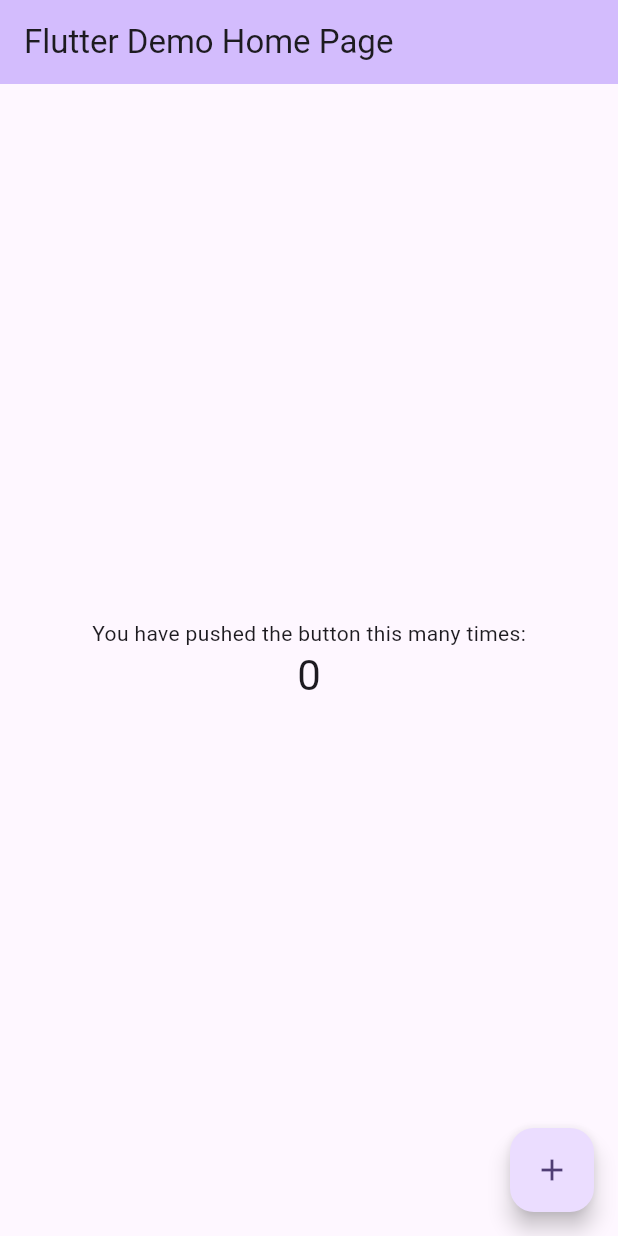
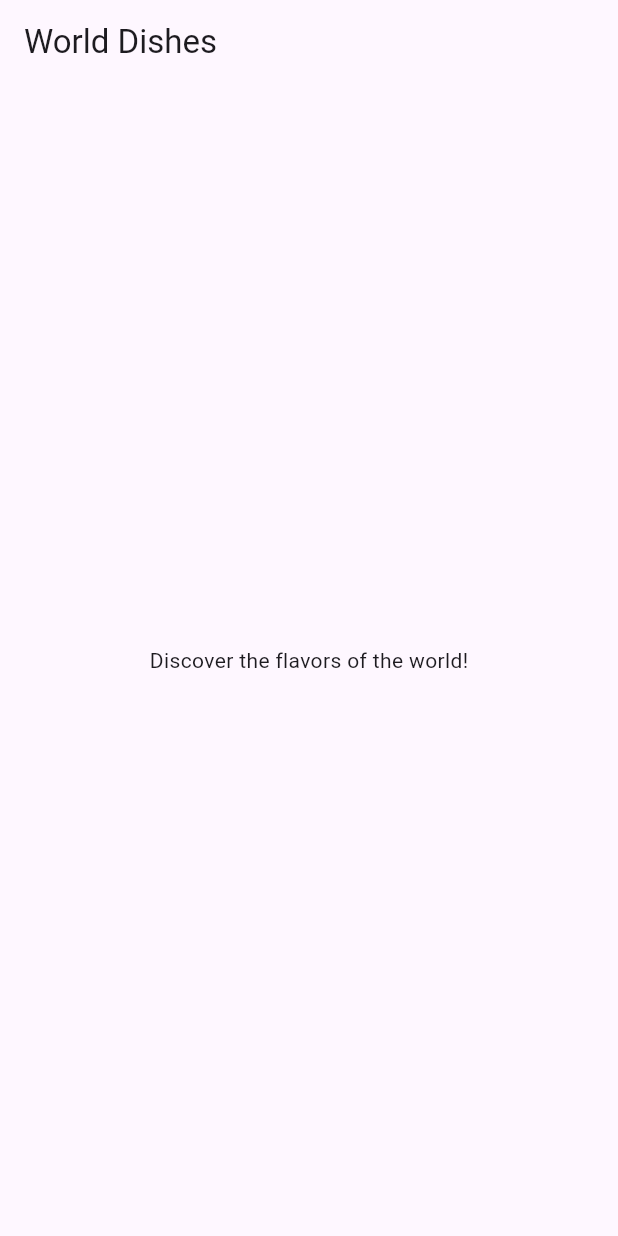
Before and after one commit to AliHurtado01/PlatosDelMundo, a Flutter app: the screen it shows after launch, on a phone screen of 412 x 824 dp. Run offline on Flutter 3.47's test engine with Material 3 defaults, Android fonts, the phone set to English and light mode, and no system bars.

Commit message:
Configuración de traducciones con l10n
Configuradas las dependencias de l10n para usar de forma futura las traducciones en todas las partes de la app, ingles y español

````diff
--- /dev/null
+++ b/l10n.yaml
@@ -0,0 +1,3 @@
+arb-dir: lib/l10n
+template-arb-file: app_es.arb
+output-localization-file: app_localizations.dart
--- /dev/null
+++ b/lib/l10n/app_en.arb
@@ -0,0 +1,5 @@
+{
+  "@@locale": "en",
+  "appTitle": "World Dishes",
+  "welcomeMessage": "Discover the flavors of the world!"
+}
--- /dev/null
+++ b/lib/l10n/app_es.arb
@@ -0,0 +1,5 @@
+{
+  "@@locale": "es",
+  "appTitle": "Platos del Mundo",
+  "welcomeMessage": "¡Descubre los sabores del mundo!"
+}
--- /dev/null
+++ b/lib/l10n/app_localizations.dart
@@ -0,0 +1,146 @@
+import 'dart:async';
+
+import 'package:flutter/foundation.dart';
+import 'package:flutter/widgets.dart';
+import 'package:flutter_localizations/flutter_localizations.dart';
+import 'package:intl/intl.dart' as intl;
+
+import 'app_localizations_en.dart';
+import 'app_localizations_es.dart';
+
+// ignore_for_file: type=lint
+
+/// Callers can lookup localized strings with an instance of AppLocalizations
+/// returned by `AppLocalizations.of(context)`.
+///
+/// Applications need to include `AppLocalizations.delegate()` in their app's
+/// `localizationDelegates` list, and the locales they support in the app's
+/// `supportedLocales` list. For example:
+///
+/// ```dart
+/// import 'l10n/app_localizations.dart';
+///
+/// return MaterialApp(
+///   localizationsDelegates: AppLocalizations.localizationsDelegates,
+///   supportedLocales: AppLocalizations.supportedLocales,
+///   home: MyApplicationHome(),
+/// );
+/// ```
+///
+/// ## Update pubspec.yaml
+///
+/// Please make sure to update your pubspec.yaml to include the following
+/// packages:
+///
+/// ```yaml
+/// dependencies:
+///   # Internationalization support.
+///   flutter_localizations:
+///     sdk: flutter
+///   intl: any # Use the pinned version from flutter_localizations
+///
+///   # Rest of dependencies
+/// ```
+///
+/// ## iOS Applications
+///
+/// iOS applications define key application metadata, including supported
+/// locales, in an Info.plist file that is built into the application bundle.
+/// To configure the locales supported by your app, you’ll need to edit this
+/// file.
+///
+/// First, open your project’s ios/Runner.xcworkspace Xcode workspace file.
+/// Then, in the Project Navigator, open the Info.plist file under the Runner
+/// project’s Runner folder.
+///
+/// Next, select the Information Property List item, select Add Item from the
+/// Editor menu, then select Localizations from the pop-up menu.
+///
+/// Select and expand the newly-created Localizations item then, for each
+/// locale your application supports, add a new item and select the locale
+/// you wish to add from the pop-up menu in the Value field. This list should
+/// be consistent with the languages listed in the AppLocalizations.supportedLocales
+/// property.
+abstract class AppLocalizations {
+  AppLocalizations(String locale)
+    : localeName = intl.Intl.canonicalizedLocale(locale.toString());
+
+  final String localeName;
+
+  static AppLocalizations? of(BuildContext context) {
+    return Localizations.of<AppLocalizations>(context, AppLocalizations);
+  }
+
+  static const LocalizationsDelegate<AppLocalizations> delegate =
+      _AppLocalizationsDelegate();
+
+  /// A list of this localizations delegate along with the default localizations
+  /// delegates.
+  ///
+  /// Returns a list of localizations delegates containing this delegate along with
+  /// GlobalMaterialLocalizations.delegate, GlobalCupertinoLocalizations.delegate,
+  /// and GlobalWidgetsLocalizations.delegate.
+  ///
+  /// Additional delegates can be added by appending to this list in
+  /// MaterialApp. This list does not have to be used at all if a custom list
+  /// of delegates is preferred or required.
+  static const List<LocalizationsDelegate<dynamic>> localizationsDelegates =
+      <LocalizationsDelegate<dynamic>>[
+        delegate,
+        GlobalMaterialLocalizations.delegate,
+        GlobalCupertinoLocalizations.delegate,
+        GlobalWidgetsLocalizations.delegate,
+      ];
+
+  /// A list of this localizations delegate's supported locales.
+  static const List<Locale> supportedLocales = <Locale>[
+    Locale('en'),
+    Locale('es'),
+  ];
+
+  /// No description provided for @appTitle.
+  ///
+  /// In es, this message translates to:
+  /// **'Platos del Mundo'**
+  String get appTitle;
+
+  /// No description provided for @welcomeMessage.
+  ///
+  /// In es, this message translates to:
+  /// **'¡Descubre los sabores del mundo!'**
+  String get welcomeMessage;
+}
+
+class _AppLocalizationsDelegate
+    extends LocalizationsDelegate<AppLocalizations> {
+  const _AppLocalizationsDelegate();
+
+  @override
+  Future<AppLocalizations> load(Locale locale) {
+    return SynchronousFuture<AppLocalizations>(lookupAppLocalizations(locale));
+  }
+
+  @override
+  bool isSupported(Locale locale) =>
+      <String>['en', 'es'].contains(locale.languageCode);
+
+  @override
+  bool shouldReload(_AppLocalizationsDelegate old) => false;
+}
+
+AppLocalizations lookupAppLocalizations(Locale locale) {
+  // Lookup logic when only language code is specified.
+  switch (locale.languageCode) {
+    case 'en':
+      return AppLocalizationsEn();
+    case 'es':
+      return AppLocalizationsEs();
+  }
+
+  throw FlutterError(
+    'AppLocalizations.delegate failed to load unsupported locale "$locale". This is likely '
+    'an issue with the localizations generation tool. Please file an issue '
+    'on GitHub with a reproducible sample app and the gen-l10n configuration '
+    'that was used.',
+  );
+}
--- /dev/null
+++ b/lib/l10n/app_localizations_en.dart
@@ -0,0 +1,16 @@
+// ignore: unused_import
+import 'package:intl/intl.dart' as intl;
+import 'app_localizations.dart';
+
+// ignore_for_file: type=lint
+
+/// The translations for English (`en`).
+class AppLocalizationsEn extends AppLocalizations {
+  AppLocalizationsEn([String locale = 'en']) : super(locale);
+
+  @override
+  String get appTitle => 'World Dishes';
+
+  @override
+  String get welcomeMessage => 'Discover the flavors of the world!';
+}
--- /dev/null
+++ b/lib/l10n/app_localizations_es.dart
@@ -0,0 +1,16 @@
+// ignore: unused_import
+import 'package:intl/intl.dart' as intl;
+import 'app_localizations.dart';
+
+// ignore_for_file: type=lint
+
+/// The translations for Spanish Castilian (`es`).
+class AppLocalizationsEs extends AppLocalizations {
+  AppLocalizationsEs([String locale = 'es']) : super(locale);
+
+  @override
+  String get appTitle => 'Platos del Mundo';
+
+  @override
+  String get welcomeMessage => '¡Descubre los sabores del mundo!';
+}
--- a/lib/main.dart
+++ b/lib/main.dart
@@ -1,121 +1,39 @@
 import 'package:flutter/material.dart';
+import 'package:flutter_localizations/flutter_localizations.dart';
+import 'l10n/app_localizations.dart';
 
 void main() {
-  runApp(const MyApp());
+  runApp(const MiApp());
 }
 
-class MyApp extends StatelessWidget {
-  const MyApp({super.key});
+class MiApp extends StatelessWidget {
+  const MiApp({super.key});
 
-  // This widget is the root of your application.
   @override
   Widget build(BuildContext context) {
     return MaterialApp(
-      title: 'Flutter Demo',
-      theme: ThemeData(
-        // This is the theme of your application.
-        //
-        // TRY THIS: Try running your application with "flutter run". You'll see
-        // the application has a purple toolbar. Then, without quitting the app,
-        // try changing the seedColor in the colorScheme below to Colors.green
-        // and then invoke "hot reload" (save your changes or press the "hot
-        // reload" button in a Flutter-supported IDE, or press "r" if you used
-        // the command line to start the app).
-        //
-        // Notice that the counter didn't reset back to zero; the application
-        // state is not lost during the reload. To reset the state, use hot
-        // restart instead.
-        //
-        // This works for code too, not just values: Most code changes can be
-        // tested with just a hot reload.
-        colorScheme: .fromSeed(seedColor: Colors.deepPurple),
-      ),
-      home: const MyHomePage(title: 'Flutter Demo Home Page'),
-    );
-  }
-}
-
-class MyHomePage extends StatefulWidget {
-  const MyHomePage({super.key, required this.title});
-
-  // This widget is the home page of your application. It is stateful, meaning
-  // that it has a State object (defined below) that contains fields that affect
-  // how it looks.
-
-  // This class is the configuration for the state. It holds the values (in this
-  // case the title) provided by the parent (in this case the App widget) and
-  // used by the build method of the State. Fields in a Widget subclass are
-  // always marked "final".
-
-  final String title;
-
-  @override
-  State<MyHomePage> createState() => _MyHomePageState();
-}
-
-class _MyHomePageState extends State<MyHomePage> {
-  int _counter = 0;
-
-  void _incrementCounter() {
-    setState(() {
-      // This call to setState tells the Flutter framework that something has
-      // changed in this State, which causes it to rerun the build method below
-      // so that the display can reflect the updated values. If we changed
-      // _counter without calling setState(), then the build method would not be
-      // called again, and so nothing would appear to happen.
-      _counter++;
-    });
-  }
-
-  @override
-  Widget build(BuildContext context) {
-    // This method is rerun every time setState is called, for instance as done
-    // by the _incrementCounter method above.
-    //
-    // The Flutter framework has been optimized to make rerunning build methods
-    // fast, so that you can just rebuild anything that needs updating rather
-    // than having to individually change instances of widgets.
-    return Scaffold(
-      appBar: AppBar(
-        // TRY THIS: Try changing the color here to a specific color (to
-        // Colors.amber, perhaps?) and trigger a hot reload to see the AppBar
-        // change color while the other colors stay the same.
-        backgroundColor: Theme.of(context).colorScheme.inversePrimary,
-        // Here we take the value from the MyHomePage object that was created by
-        // the App.build method, and use it to set our appbar title.
-        title: Text(widget.title),
-      ),
-      body: Center(
-        // Center is a layout widget. It takes a single child and positions it
-        // in the middle of the parent.
-        child: Column(
-          // Column is also a layout widget. It takes a list of children and
-          // arranges them vertically. By default, it sizes itself to fit its
-          // children horizontally, and tries to be as tall as its parent.
-          //
-          // Column has various properties to control how it sizes itself and
-          // how it positions its children. Here we use mainAxisAlignment to
-          // center the children vertically; the main axis here is the vertical
-          // axis because Columns are vertical (the cross axis would be
-          // horizontal).
-          //
-          // TRY THIS: Invoke "debug painting" (choose the "Toggle Debug Paint"
-          // action in the IDE, or press "p" in the console), to see the
-          // wireframe for each widget.
-          mainAxisAlignment: .center,
-          children: [
-            const Text('You have pushed the button this many times:'),
-            Text(
-              '$_counter',
-              style: Theme.of(context).textTheme.headlineMedium,
-            ),
-          ],
+      debugShowCheckedModeBanner: false,
+      localizationsDelegates: const [
+        AppLocalizations.delegate,
+        GlobalMaterialLocalizations.delegate,
+        GlobalWidgetsLocalizations.delegate,
+        GlobalCupertinoLocalizations.delegate,
+      ],
+      supportedLocales: const [
+        Locale('es'), // Español
+        Locale('en'), // Inglés
+      ],
+      home: Scaffold(
+        appBar: AppBar(
+          title: Builder(
+            builder: (context) => Text(AppLocalizations.of(context)!.appTitle),
+          ),
         ),
-      ),
-      floatingActionButton: FloatingActionButton(
-        onPressed: _incrementCounter,
-        tooltip: 'Increment',
-        child: const Icon(Icons.add),
+        body: Center(
+          child: Builder(
+            builder: (context) => Text(AppLocalizations.of(context)!.welcomeMessage),
+          ),
+        ),
       ),
     );
   }
--- a/pubspec.yaml
+++ b/pubspec.yaml
@@ -30,6 +30,9 @@ environment:
 dependencies:
   flutter:
     sdk: flutter
+  flutter_localizations:
+    sdk: flutter
+  intl: any
 
   # The following adds the Cupertino Icons font to your application.
   # Use with the CupertinoIcons class for iOS style icons.
@@ -56,6 +59,7 @@ flutter:
   # included with your application, so that you can use the icons in
   # the material Icons class.
   uses-material-design: true
+  generate: true
 
   # To add assets to your application, add an assets section, like this:
   # assets:
````
Also changed, not shown: 1 other file.
